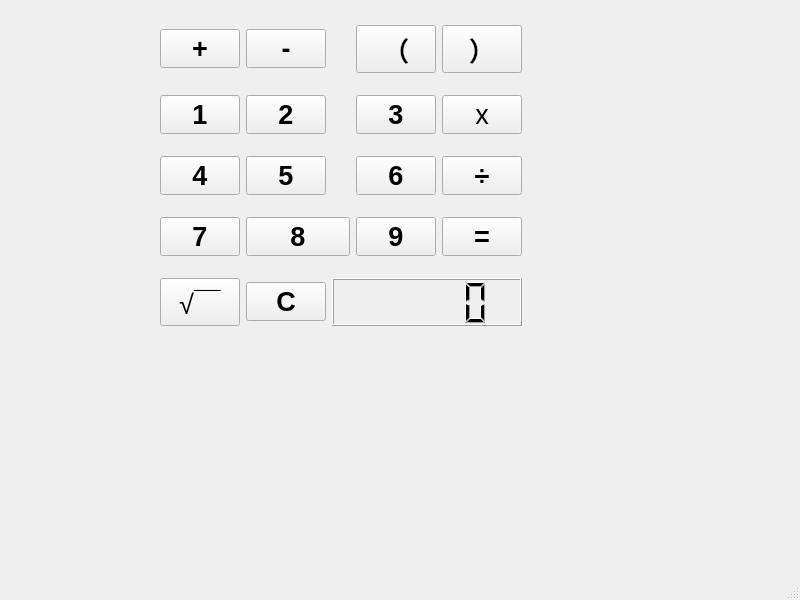
Before: the Qt Designer form Calculator/mainwindow.ui in zhiiw/Learning, drawn with Qt 5.
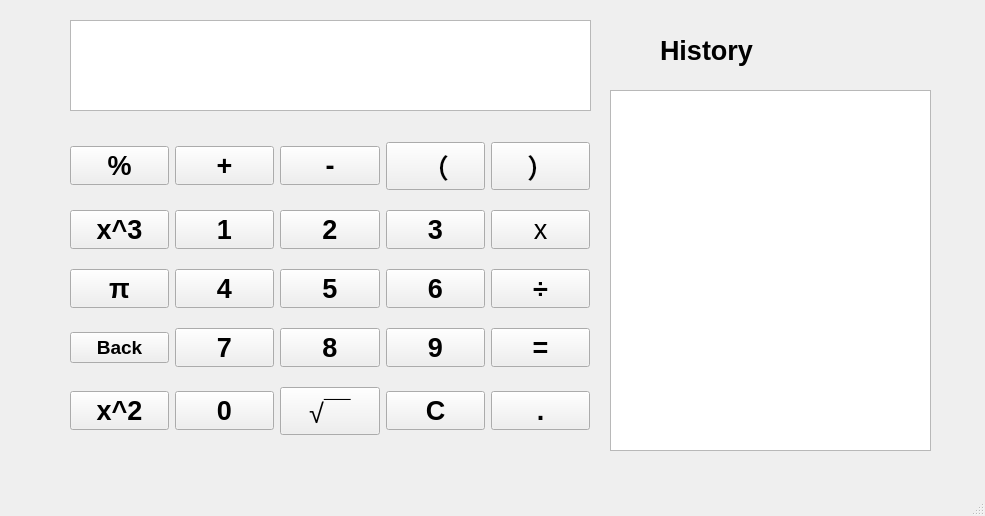
After: the same form once the commit is applied.

Diff of the .ui file:
```diff
--- a/Calculator/mainwindow.ui
+++ b/Calculator/mainwindow.ui
@@ -6,26 +6,96 @@
    <rect>
     <x>0</x>
     <y>0</y>
-    <width>800</width>
-    <height>600</height>
+    <width>985</width>
+    <height>516</height>
    </rect>
   </property>
   <property name="windowTitle">
    <string>MainWindow</string>
   </property>
   <widget class="QWidget" name="centralwidget">
+   <widget class="QTextEdit" name="textEdit">
+    <property name="geometry">
+     <rect>
+      <x>70</x>
+      <y>20</y>
+      <width>521</width>
+      <height>91</height>
+     </rect>
+    </property>
+    <property name="font">
+     <font>
+      <pointsize>13</pointsize>
+      <weight>75</weight>
+      <bold>true</bold>
+     </font>
+    </property>
+    <property name="readOnly">
+     <bool>false</bool>
+    </property>
+   </widget>
+   <widget class="QTextEdit" name="textEdit_2">
+    <property name="geometry">
+     <rect>
+      <x>610</x>
+      <y>90</y>
+      <width>321</width>
+      <height>361</height>
+     </rect>
+    </property>
+    <property name="readOnly">
+     <bool>true</bool>
+    </property>
+   </widget>
+   <widget class="QLabel" name="label">
+    <property name="geometry">
+     <rect>
+      <x>660</x>
+      <y>30</y>
+      <width>201</width>
+      <height>41</height>
+     </rect>
+    </property>
+    <property name="font">
+     <font>
+      <pointsize>20</pointsize>
+      <weight>75</weight>
+      <bold>true</bold>
+     </font>
+    </property>
+    <property name="text">
+     <string>History</string>
+    </property>
+    <property name="margin">
+     <number>51</number>
+    </property>
+   </widget>
    <widget class="QWidget" name="">
     <property name="geometry">
      <rect>
-      <x>160</x>
-      <y>9</y>
-      <width>362</width>
-      <height>336</height>
+      <x>70</x>
+      <y>128</y>
+      <width>520</width>
+      <height>321</height>
      </rect>
     </property>
     <layout class="QGridLayout" name="gridLayout">
      <item row="0" column="0">
-      <widget class="QPushButton" name="pushButton_10">
+      <widget class="QPushButton" name="pushButton_8">
+       <property name="font">
+        <font>
+         <pointsize>20</pointsize>
+         <weight>75</weight>
+         <bold>true</bold>
+        </font>
+       </property>
+       <property name="text">
+        <string>%</string>
+       </property>
+      </widget>
+     </item>
+     <item row="0" column="1">
+      <widget class="QPushButton" name="plusButton">
        <property name="font">
         <font>
          <pointsize>20</pointsize>
@@ -41,8 +111,8 @@
        </property>
       </widget>
      </item>
-     <item row="0" column="1">
-      <widget class="QPushButton" name="pushButton_11">
+     <item row="0" column="2">
+      <widget class="QPushButton" name="subButton">
        <property name="font">
         <font>
          <pointsize>20</pointsize>
@@ -93,12 +163,26 @@
         </font>
        </property>
        <property name="text">
-        <string>1</string>
+        <string>x^3</string>
        </property>
       </widget>
      </item>
      <item row="1" column="1">
-      <widget class="QPushButton" name="pushButton_2">
+      <widget class="QPushButton" name="oneButton">
+       <property name="font">
+        <font>
+         <pointsize>20</pointsize>
+         <weight>75</weight>
+         <bold>true</bold>
+        </font>
+       </property>
+       <property name="text">
+        <string>1</string>
+       </property>
+      </widget>
+     </item>
+     <item row="1" column="2">
+      <widget class="QPushButton" name="twoButton">
        <property name="font">
         <font>
          <pointsize>20</pointsize>
@@ -147,12 +231,26 @@
         </font>
        </property>
        <property name="text">
-        <string>4</string>
+        <string>π</string>
        </property>
       </widget>
      </item>
      <item row="2" column="1">
-      <widget class="QPushButton" name="pushButton_4">
+      <widget class="QPushButton" name="fourButton_2">
+       <property name="font">
+        <font>
+         <pointsize>20</pointsize>
+         <weight>75</weight>
+         <bold>true</bold>
+        </font>
+       </property>
+       <property name="text">
+        <string>4</string>
+       </property>
+      </widget>
+     </item>
+     <item row="2" column="2">
+      <widget class="QPushButton" name="fourButton">
        <property name="font">
         <font>
          <pointsize>20</pointsize>
@@ -166,7 +264,7 @@
       </widget>
      </item>
      <item row="2" column="3">
-      <widget class="QPushButton" name="pushButton_8">
+      <widget class="QPushButton" name="sixButton">
        <property name="font">
         <font>
          <pointsize>20</pointsize>
@@ -194,7 +292,21 @@
       </widget>
      </item>
      <item row="3" column="0">
-      <widget class="QPushButton" name="pushButton_5">
+      <widget class="QPushButton" name="eButton">
+       <property name="font">
+        <font>
+         <pointsize>14</pointsize>
+         <weight>75</weight>
+         <bold>true</bold>
+        </font>
+       </property>
+       <property name="text">
+        <string>Back</string>
+       </property>
+      </widget>
+     </item>
+     <item row="3" column="1">
+      <widget class="QPushButton" name="sevenButton">
        <property name="font">
         <font>
          <pointsize>20</pointsize>
@@ -207,8 +319,8 @@
        </property>
       </widget>
      </item>
-     <item row="3" column="1" colspan="2">
-      <widget class="QPushButton" name="pushButton_6">
+     <item row="3" column="2">
+      <widget class="QPushButton" name="eightButton">
        <property name="font">
         <font>
          <pointsize>20</pointsize>
@@ -254,15 +366,43 @@
        <property name="font">
         <font>
          <pointsize>20</pointsize>
+         <weight>75</weight>
+         <bold>true</bold>
         </font>
        </property>
        <property name="text">
-        <string>√￣</string>
+        <string>x^2</string>
        </property>
       </widget>
      </item>
      <item row="4" column="1">
-      <widget class="QPushButton" name="pushButton_18">
+      <widget class="QPushButton" name="lnButton">
+       <property name="font">
+        <font>
+         <pointsize>20</pointsize>
+         <weight>75</weight>
+         <bold>true</bold>
+        </font>
+       </property>
+       <property name="text">
+        <string>0</string>
+       </property>
+      </widget>
+     </item>
+     <item row="4" column="2">
+      <widget class="QPushButton" name="rootButton">
+       <property name="font">
+        <font>
+         <pointsize>20</pointsize>
+        </font>
+       </property>
+       <property name="text">
+        <string>√￣</string>
+       </property>
+      </widget>
+     </item>
+     <item row="4" column="3">
+      <widget class="QPushButton" name="acButton">
        <property name="font">
         <font>
          <pointsize>20</pointsize>
@@ -275,8 +415,19 @@
        </property>
       </widget>
      </item>
-     <item row="4" column="2" colspan="3">
-      <widget class="QLCDNumber" name="lcdNumber"/>
+     <item row="4" column="4">
+      <widget class="QPushButton" name="dotButton">
+       <property name="font">
+        <font>
+         <pointsize>20</pointsize>
+         <weight>75</weight>
+         <bold>true</bold>
+        </font>
+       </property>
+       <property name="text">
+        <string>.</string>
+       </property>
+      </widget>
      </item>
     </layout>
    </widget>
```
Left out of the diff: 24 changed lines with no effect on the pictures.
